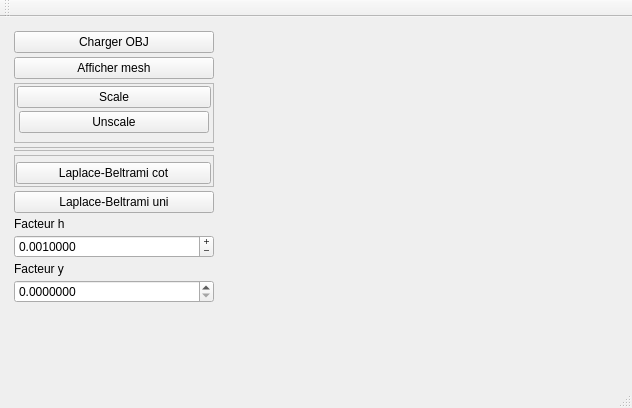
Before: the Qt Designer form starterLight/mainwindow.ui in ME220397/Lissage-de-surfaces, drawn with Qt 5.
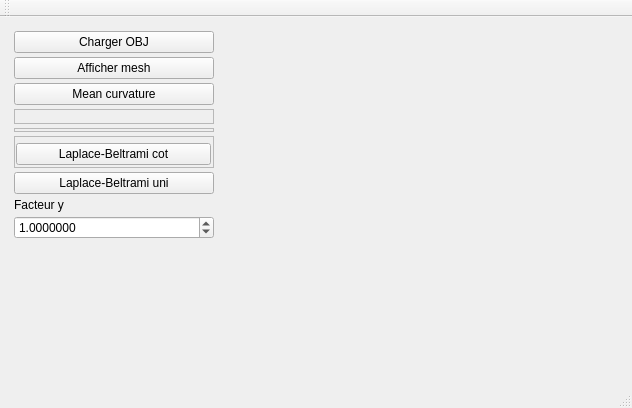
After: the same form once the commit is applied. Custom widgets are drawn as their Qt base class.

Commit message: mean curvature implemented

Diff of the .ui file:
```diff
--- a/starterLight/mainwindow.ui
+++ b/starterLight/mainwindow.ui
@@ -65,6 +65,13 @@
          </property>
         </widget>
        </item>
+       <item>
+        <widget class="QPushButton" name="Unscale">
+         <property name="text">
+          <string>Mean curvature</string>
+         </property>
+        </widget>
+       </item>
        <item>
         <widget class="QFrame" name="frame">
          <property name="frameShape">
@@ -89,13 +96,6 @@
           <property name="bottomMargin">
            <number>2</number>
           </property>
-          <item>
-           <widget class="QPushButton" name="scale">
-            <property name="text">
-             <string>Scale</string>
-            </property>
-           </widget>
-          </item>
           <item>
            <widget class="QWidget" name="widget_4" native="true">
             <layout class="QHBoxLayout" name="horizontalLayout_2">
@@ -114,13 +114,6 @@
              <property name="bottomMargin">
               <number>2</number>
              </property>
-             <item>
-              <widget class="QPushButton" name="Unscale">
-               <property name="text">
-                <string>Unscale</string>
-               </property>
-              </widget>
-             </item>
             </layout>
            </widget>
           </item>
@@ -243,35 +236,6 @@
          </property>
         </widget>
        </item>
-       <item>
-        <widget class="QLabel" name="label">
-         <property name="text">
-          <string>Facteur h</string>
-         </property>
-        </widget>
-       </item>
-       <item>
-        <widget class="QDoubleSpinBox" name="doubleSpinBox">
-         <property name="wrapping">
-          <bool>false</bool>
-         </property>
-         <property name="buttonSymbols">
-          <enum>QAbstractSpinBox::PlusMinus</enum>
-         </property>
-         <property name="decimals">
-          <number>7</number>
-         </property>
-         <property name="minimum">
-          <double>0.000000000000000</double>
-         </property>
-         <property name="singleStep">
-          <double>0.001000000000000</double>
-         </property>
-         <property name="value">
-          <double>0.001000000000000</double>
-         </property>
-        </widget>
-       </item>
        <item>
         <widget class="QLabel" name="label_2">
          <property name="text">
@@ -290,6 +254,9 @@
          <property name="singleStep">
           <double>0.000001000000000</double>
          </property>
+         <property name="value">
+          <double>1.000000000000000</double>
+         </property>
         </widget>
        </item>
        <item>
```
The commit also changes 10 other files.
